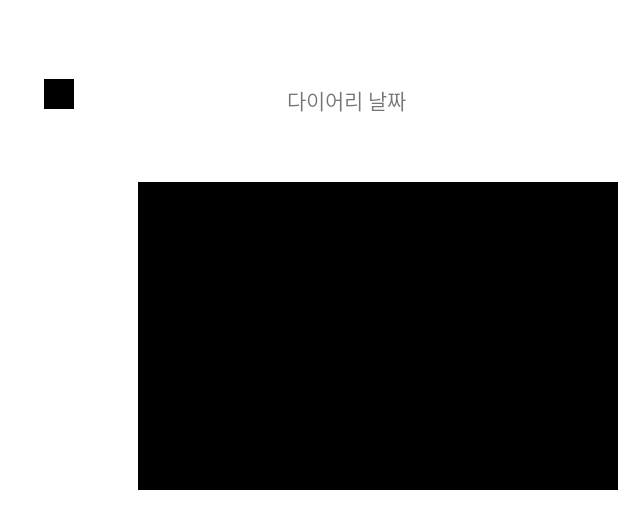
After one commit to SoundDay/SoundDay_Android, an Android app: the layout activity_diary.xml on its own in the app's theme, with its tools: preview values and no code run, on a phone screen of 412 x 824 dp. The commit adds this screen. Shown: the top 529 px of the screen. Run offline under Robolectric (Android 15) with nearby library versions, the phone set to English and light mode, and no system bars.

Commit message:
DiaryActivity toolbar title 있는 버전

```diff
--- a/app/src/main/AndroidManifest.xml
+++ b/app/src/main/AndroidManifest.xml
@@ -9,7 +9,7 @@
         android:roundIcon="@mipmap/ic_launcher_round"
         android:supportsRtl="true"
         android:theme="@style/Theme.SoundDay">
-        <activity android:name=".Activity.DairyActivity"></activity>
+        <activity android:name=".Activity.DiaryActivity" />
         <!-- windowSoftInputMode="adjustPan" : typing시 뷰 올라가게 -->
         <activity
             android:name=".Activity.ChatActivity"
--- a/app/src/main/java/com/example/soundday/DB/DiaryDao.java
+++ b/app/src/main/java/com/example/soundday/DB/DiaryDao.java
@@ -33,6 +33,9 @@ public interface DiaryDao {
     @Query("Select * from Diary where diaryName = :diary_name")
     List<Diary> getAllDiaryList(String diary_name);
 
+    @Query("Select * from Diary where id = :diary_id")
+    Diary getDiary(int diary_id);
+
     @Insert
     void insertDiary(Diary Diary);
 
--- a/app/src/main/java/com/example/soundday/Model/ChatActivityViewModel.java
+++ b/app/src/main/java/com/example/soundday/Model/ChatActivityViewModel.java
@@ -36,7 +36,6 @@ public class ChatActivityViewModel extends AndroidViewModel {
         return listOfChat;
     }
 
-
     public void getAllChatList(int dairy_id){
         List<Chat> ChatList = db.DiaryDao().getAllChatList(dairy_id);
         //db에 있는 Chat들 중 diary_Id인 애들을 ChatList에 담는다.
--- /dev/null
+++ b/app/src/main/res/layout/activity_diary.xml
@@ -0,0 +1,51 @@
+<?xml version="1.0" encoding="utf-8"?>
+<layout xmlns:android="http://schemas.android.com/apk/res/android"
+    xmlns:app="http://schemas.android.com/apk/res-auto"
+    xmlns:tools="http://schemas.android.com/tools"
+    tools:context=".Activity.DiaryActivity">
+
+    <ScrollView
+        android:layout_width="match_parent"
+        android:layout_height="match_parent">
+
+        <androidx.constraintlayout.widget.ConstraintLayout
+            android:layout_width="match_parent"
+            android:layout_height="wrap_content">
+
+            <!--툴바-->
+            <ImageView
+                android:id="@+id/image_back"
+                android:layout_width="20dp"
+                android:layout_height="20dp"
+                android:layout_marginStart="29dp"
+                android:baselineAlignBottom="true"
+                android:src="@color/black"
+                app:layout_constraintBaseline_toBaselineOf="@id/tv_diaryName"
+                app:layout_constraintEnd_toStartOf="@id/tv_diaryName"
+                app:layout_constraintStart_toStartOf="parent" />
+
+            <TextView
+                android:id="@+id/tv_diaryName"
+                android:layout_width="0dp"
+                android:layout_height="wrap_content"
+                android:layout_marginTop="56dp"
+                android:gravity="center"
+                android:text="다이어리 날짜"
+                app:layout_constraintEnd_toEndOf="parent"
+                app:layout_constraintStart_toEndOf="@id/image_back"
+                app:layout_constraintTop_toTopOf="parent" />
+
+
+            <ImageView
+                android:id="@+id/image_diaryImage"
+                android:layout_width="320dp"
+                android:layout_height="205dp"
+                app:layout_constraintEnd_toEndOf="parent"
+                app:layout_constraintTop_toBottomOf="@id/tv_diaryName"
+                android:layout_marginTop="44dp"
+                android:src="@color/black"
+                />
+
+        </androidx.constraintlayout.widget.ConstraintLayout>
+    </ScrollView>
+</layout>
```
Also changed, not shown: app/src/main/java/com/example/soundday/Activity/ChatActivity.java (+11 -15 lines), app/src/main/java/com/example/soundday/Activity/DairyActivity.java (deleted, +0 -16 lines), app/src/main/java/com/example/soundday/Activity/DiaryActivity.java (added, +56 -0 lines), app/src/main/java/com/example/soundday/Model/DiaryActivityViewModel.java (added, +28 -0 lines), app/src/main/res/layout/activity_dairy.xml (deleted, +0 -9 lines).
